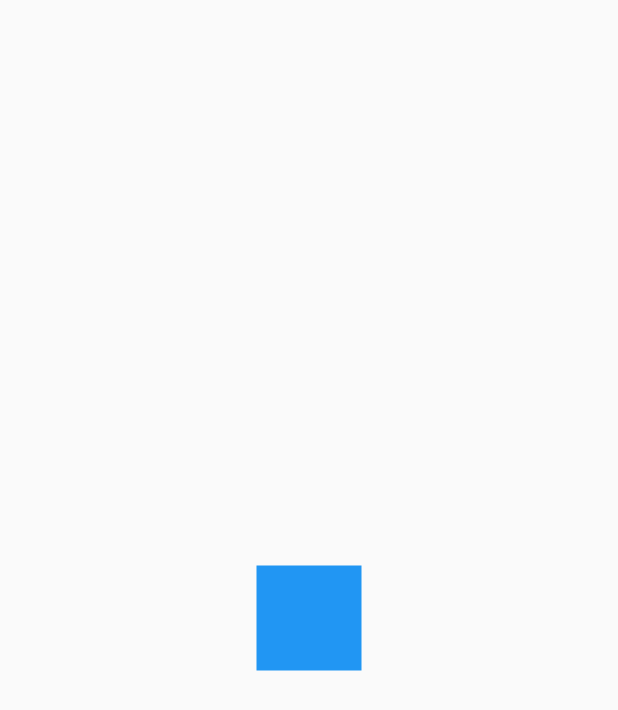
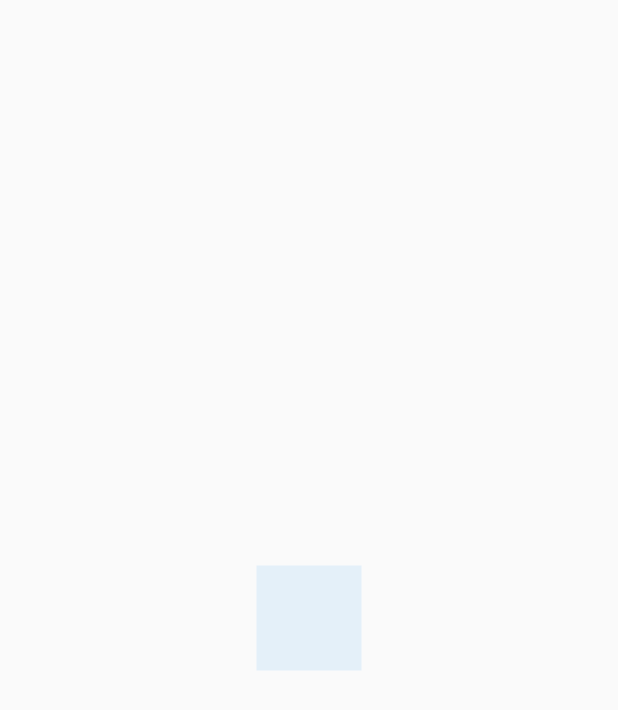
Before and after one commit to MichiLunar/Flutter-mobil-desing, a Flutter app: the screen it shows after launch, on a phone screen of 412 x 824 dp. Shown: the top 710 px of the screen. Run offline on Flutter 3.47's test engine with Material 2 defaults, Android fonts, the phone set to English and light mode, and no system bars.

Commit message:
Animaciones: clase 32

```diff
--- a/lib/src/pages/animations_page.dart
+++ b/lib/src/pages/animations_page.dart
@@ -26,14 +26,17 @@ class _CuadradoAnimadoState extends State<CuadradoAnimado>
     with SingleTickerProviderStateMixin {
   late AnimationController controller;
   late Animation<double> rotacion;
+  late Animation<double> opacidad;
 
   @override
   void initState() {
     controller = AnimationController(
         vsync: this, duration: const Duration(milliseconds: 4000));
-    rotacion = Tween(begin: 0.0, end: 4 * Math.pi)
-        .animate(CurvedAnimation(parent: controller, curve: Curves.easeOut));
+    rotacion = Tween(begin: 0.0, end: 4 * Math.pi).animate(
+      CurvedAnimation(parent: controller, curve: Curves.easeOut),
+    );
 
+    opacidad = Tween(begin: 0.1, end: 1.0).animate(controller);
     controller.addListener(() {
       print('Status: ${controller.status}');
       if (controller.status == AnimationStatus.completed) {
@@ -57,8 +60,14 @@ class _CuadradoAnimadoState extends State<CuadradoAnimado>
     return AnimatedBuilder(
       animation: controller,
       child: const _Rectangulo(),
-      builder: (BuildContext context, Widget? child) {
-        return Transform.rotate(angle: rotacion.value, child: child);
+      builder: (BuildContext context, Widget? childRectangulo) {
+        return Transform.rotate(
+          angle: rotacion.value,
+          child: Opacity(
+            opacity: opacidad.value,
+            child: childRectangulo,
+          ),
+        );
       },
     );
   }
```
